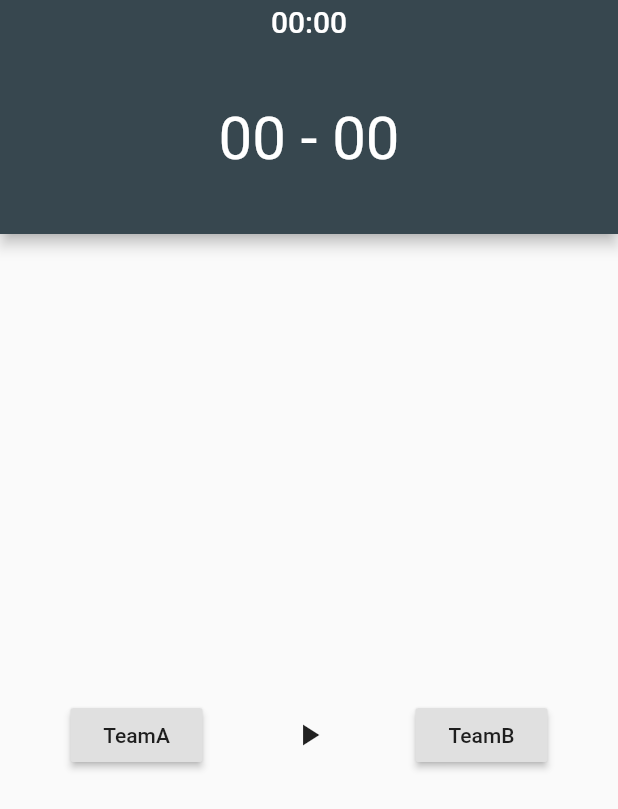
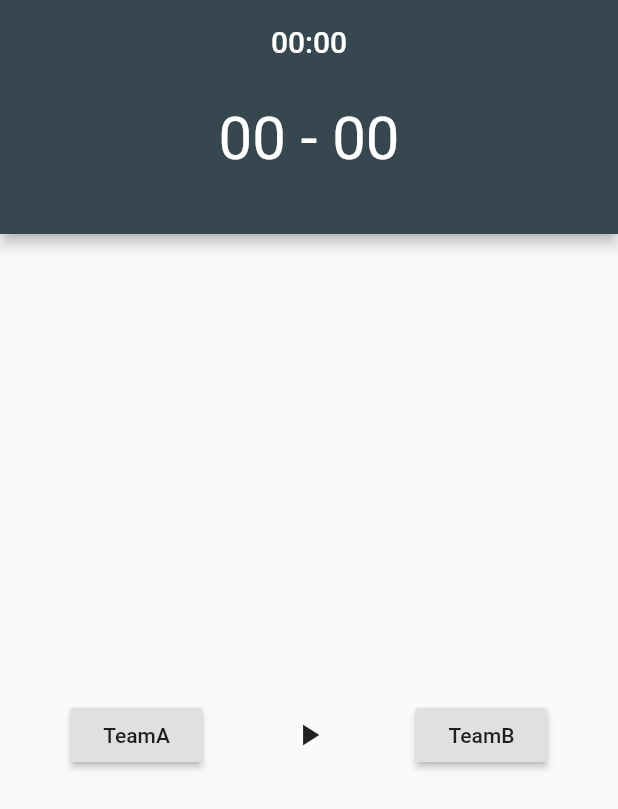
Before and after one commit to DomAyre/qboard, a Flutter app: the screen it shows after launch, on a phone screen of 412 x 824 dp. Shown: the top 809 px of the screen. Run offline on Flutter 3.47's test engine with Material 2 defaults, Android fonts, the light colour scheme and no system bars.

Commit message:
Fix match header for android

```diff
--- a/lib/pages/matches.dart
+++ b/lib/pages/matches.dart
@@ -32,7 +32,7 @@ class MatchState extends State<MatchesPage> {
         preferredSize: const Size.fromHeight(100.0),
         child: new Container(
           child: new Padding(
-            padding: EdgeInsets.only(top: 40.0, bottom: 40.0,),
+            padding: EdgeInsets.only(bottom: 40.0,),
             child: ScoreText(scoreKeeper: scoreKeeper)),
         ),
       ),
```
